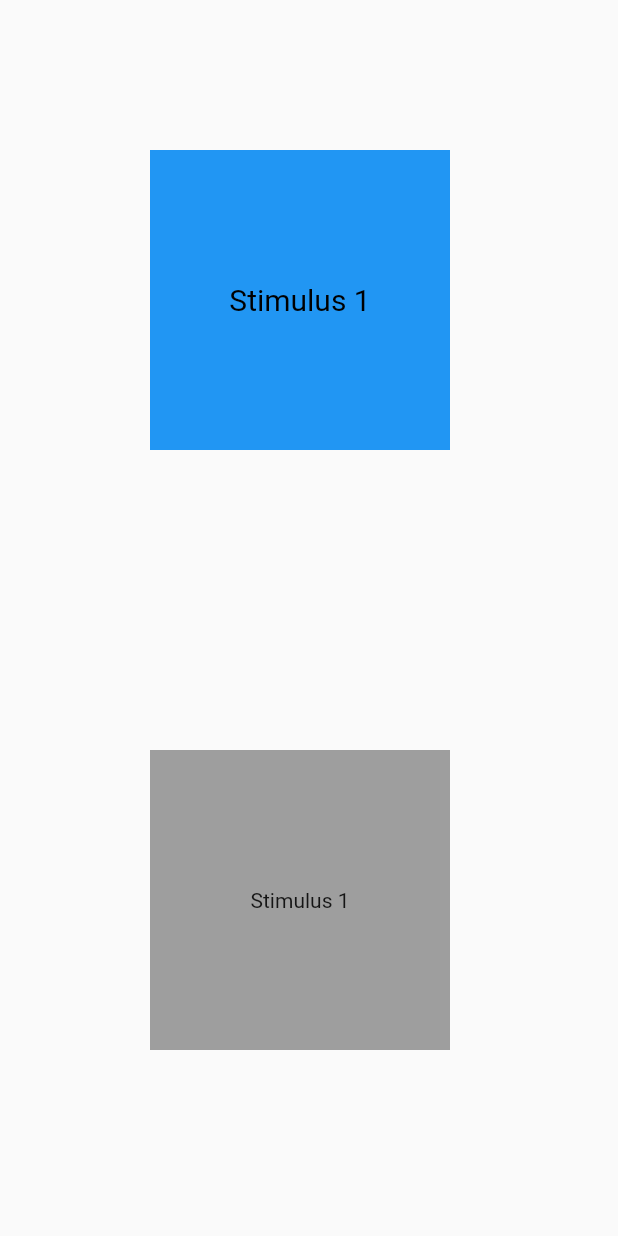
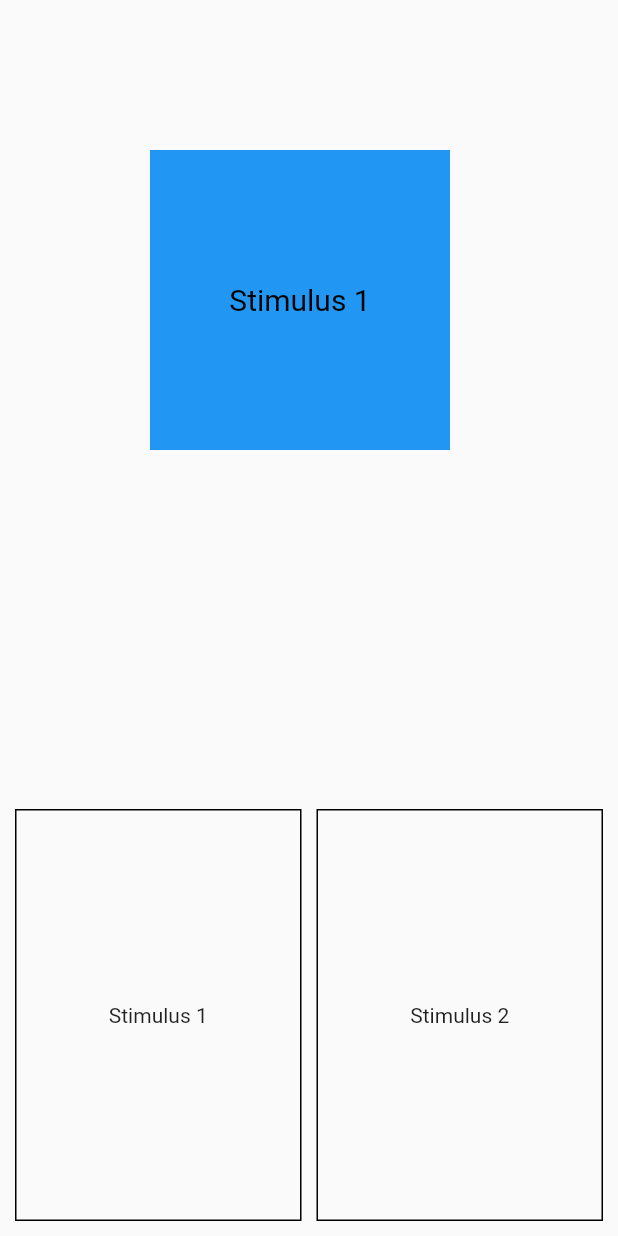
Before and after one commit to miyamot0/honiden, a Flutter app: the screen it shows after launch, on a phone screen of 412 x 824 dp. Run offline on Flutter 3.47's test engine with Material 2 defaults, Android fonts, the phone set to English and light mode, and no system bars.

Commit message:
Parse out UI, inherited widgets to follow

```diff
--- /dev/null
+++ b/lib/Controls/TwoPanelField.dart
@@ -0,0 +1,45 @@
+import 'package:flutter/material.dart';
+
+import '../Views/FieldDraggable.dart';
+import '../Views/FieldDropTarget.dart';
+
+class TwoPanelField extends StatefulWidget {
+  final String correctAnswer, wrongAnswer;
+
+  const TwoPanelField(
+  {
+    Key key,
+    this.correctAnswer,
+    this.wrongAnswer
+  }) : super(key: key);
+
+  @override
+  TwoPanelFieldState createState() => TwoPanelFieldState();
+}
+
+class TwoPanelFieldState extends State<TwoPanelField> {
+  @override
+  Widget build(BuildContext context) {
+    return Scaffold(
+      body: Stack(
+        children: <Widget>[
+          FieldDraggable(
+            content: widget.correctAnswer,
+            initialOffset: Offset(
+              100.0,
+              100.0,
+            ),
+          ),
+          FieldDropWidget(
+            entry: widget.correctAnswer,
+            isLeftPortion: true,
+          ),
+          FieldDropWidget(
+            entry: widget.wrongAnswer,
+            isLeftPortion: false,
+          ),
+        ],
+      ),
+    );
+  }
+}
--- a/lib/Views/FieldDraggable.dart
+++ b/lib/Views/FieldDraggable.dart
@@ -43,6 +43,7 @@ class FieldDraggableState extends State<FieldDraggable> {
       left: offset.dx,
       child: Draggable(
         data: widget.content,
+        maxSimultaneousDrags: 1,
         child: Container(
           width: 200.0,
           height: 200.0,
@@ -71,6 +72,10 @@ class FieldDraggableState extends State<FieldDraggable> {
             offset = o;
           });
         },
+        onDragCompleted: () {
+          //widget.
+          //dispose();
+        },
       ),
     );
   }
--- a/lib/Views/FieldDropTarget.dart
+++ b/lib/Views/FieldDropTarget.dart
@@ -2,13 +2,12 @@ import 'package:flutter/material.dart';
 
 class FieldDropWidget extends StatefulWidget {
   final String entry;
-  final double left, top;
+  final bool isLeftPortion;
 
   const FieldDropWidget({
     Key key,
     @required this.entry,
-    @required this.left,
-    @required this.top,
+    @required this.isLeftPortion,
   }) : super(key: key);
 
   @override
@@ -16,21 +15,29 @@ class FieldDropWidget extends StatefulWidget {
 }
 
 class FieldDropWidgetState extends State<FieldDropWidget> {
+  static const double padding = 10.0;
+
   String collectedData;
-  Color currentColor = Colors.grey;
+  Color currentColor = Colors.transparent;
 
   @override
   Widget build(BuildContext context) {
+    MediaQueryData mediaQuery = MediaQuery.of(context);
+
     return Positioned(
-      top: widget.top,
-      left: widget.left,
+      bottom: padding,
+      left: widget.isLeftPortion ? padding : (mediaQuery.size.width / 2.0) + padding / 2.0,
       child: DragTarget(
         builder: (context, accepted, rejected) {
           return Container(
-            height: 200.0,
-            width: 200.0,
+            height: mediaQuery.size.height / 3.0,
+            width: (mediaQuery.size.width - padding * 3.0) / 2.0,
             decoration: BoxDecoration(
-              color: currentColor
+              color: currentColor,
+              border: Border.all(
+                color: Colors.black,
+                width: 1.0,
+              )
             ),
             child: Center(
               child: Text(widget.entry),
@@ -45,7 +52,7 @@ class FieldDropWidgetState extends State<FieldDropWidget> {
             currentColor = Colors.red;
         },
         onLeave: (value) => setState(() {
-          currentColor = Colors.grey;
+          currentColor = Colors.transparent;
         }),
       ),
     );
--- a/lib/main.dart
+++ b/lib/main.dart
@@ -1,7 +1,6 @@
 import 'package:flutter/material.dart';
 
-import 'Views/FieldDraggable.dart';
-import 'Views/FieldDropTarget.dart';
+import 'Controls/TwoPanelField.dart';
 
 void main() => runApp(new MyApp());
 
@@ -12,30 +11,13 @@ class MyApp extends StatelessWidget {
   @override
   Widget build(BuildContext context) {
     return new MaterialApp(
-      title: 'Flutter Demo',
       debugShowCheckedModeBanner: false,
       theme: new ThemeData(
         primarySwatch: Colors.blue,
       ),
-      home: Scaffold(
-        body: Stack(
-          children: <Widget>[
-            FieldDraggable(
-              content: correctAnswer,
-              initialOffset: Offset(100.0, 100.0),
-            ),
-            FieldDropWidget(
-              entry: correctAnswer,
-              left: 100.0,
-              top: 500.0,
-            ),
-            FieldDropWidget(
-              entry: wrongAnswer,
-              left: 600.0,
-              top: 500.0,
-            )
-          ],
-        ),
+      home: TwoPanelField(
+        correctAnswer: "Stimulus 1",
+        wrongAnswer: "Stimulus 2",
       ),
     );
   }
```
